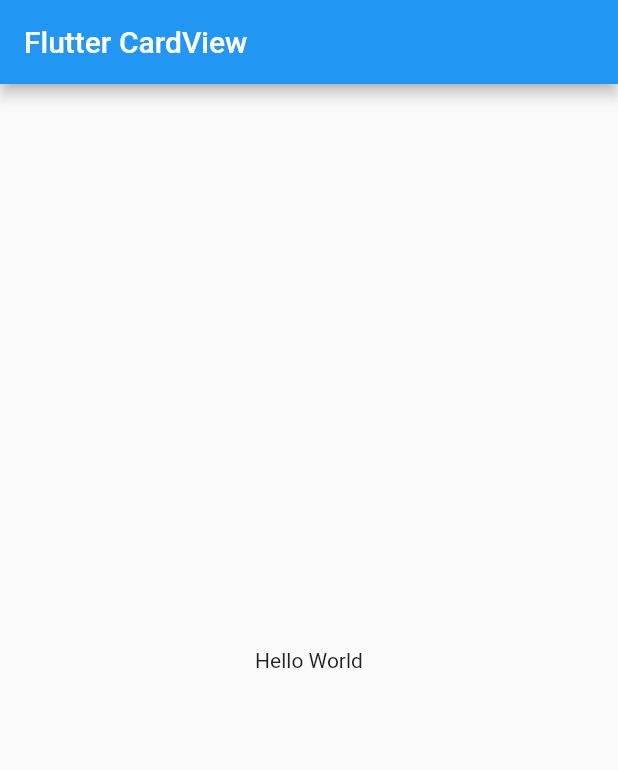
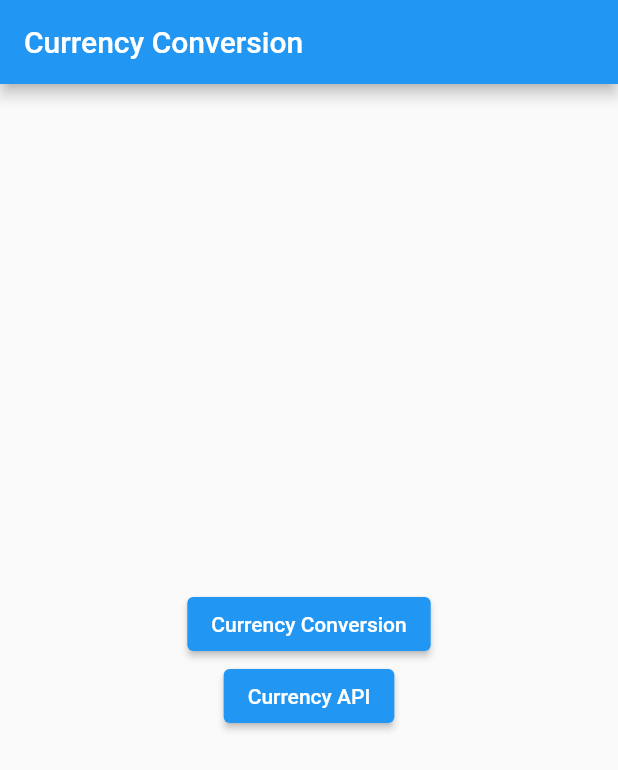
Before and after one commit to Safaanam/flutter_components, a Flutter app: the screen it shows after launch, on a phone screen of 412 x 824 dp. Shown: the top 770 px of the screen. Run offline on Flutter 3.47's test engine with Material 2 defaults, Android fonts, the phone set to English and light mode, and no system bars; missing offline and left inert: money_converter.

Commit message:
conversion using package

```diff
--- a/lib/main.dart
+++ b/lib/main.dart
@@ -1,4 +1,5 @@
 import 'package:flutter/material.dart';
+import 'package:flutter_components/currency_conversion.dart';
 
 void main() {
   runApp(const MyApp());
@@ -10,8 +11,8 @@
   Widget build(BuildContext context) {
     return const MaterialApp(
       debugShowCheckedModeBanner: false,
-      title: 'Flutter Cards',
-      home: MyHomePage(title: 'Flutter CardView'),
+      title: 'Currency Conversion',
+      home: MyHomePage(title: 'Currency Conversion'),
     );
   }
 }
@@ -27,7 +28,6 @@
 }
 
 class _MyHomePageState extends State<MyHomePage> {
-
   @override
   Widget build(BuildContext context) {
 
@@ -36,8 +36,22 @@
         appBar: AppBar(
           title: Text(widget.title),
         ),
-        body: const Center(
-          child: Text("Hello World")
+        body: Center(
+          child: Column(
+            mainAxisAlignment: MainAxisAlignment.center,
+            children: [
+              ElevatedButton(onPressed: () {Navigator.push(context,
+                  MaterialPageRoute(builder: (_) => const CurrencyConversion()));},
+                  child: const Text("Currency Conversion"),
+              ),
+              ElevatedButton(onPressed: () { },
+              /*Navigator.push(context,
+                  MaterialPageRoute(builder: (_) => const AllCurrenciesDisplayed()));
+              }, */
+                child: const Text("Currency API"),
+              )
+            ],
+          )
         ),
       ),
     );
--- a/pubspec.yaml
+++ b/pubspec.yaml
@@ -27,6 +27,9 @@
 # the latest version available on pub.dev. To see which dependencies have newer
 # versions available, run `flutter pub outdated`.
 dependencies:
+  http: ^0.13.4
+  shared_preferences: ^2.0.11
+  money_converter: ^2.0.1
   flutter:
     sdk: flutter
 
```
Also changed, not shown: lib/currency_conversion.dart (added, +62 -0 lines), pubspec.lock.
